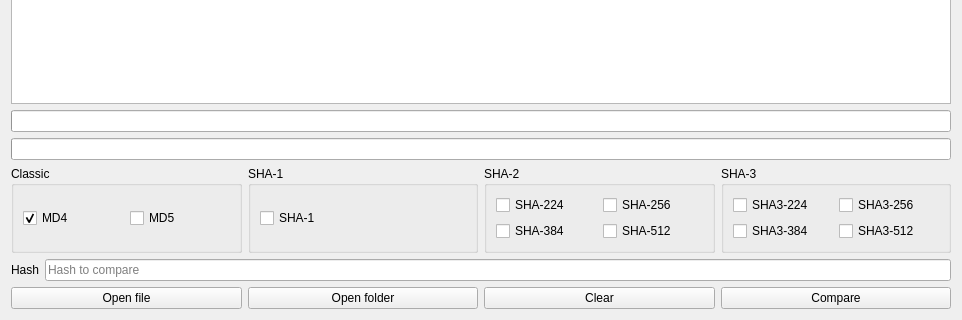
Old version of the form widget.ui in the repository Qt-Widgets/hash-calculator; both pictures show x 0 to 962 and y 301 to 621 of the 962 by 621 pixel window.
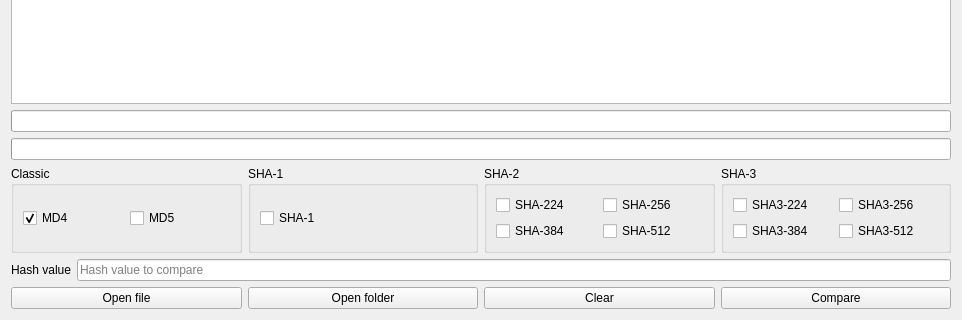
New version of the form.

Patch:
```diff
--- a/widget.ui
+++ b/widget.ui
@@ -181,14 +181,14 @@
      <item>
       <widget class="QLabel" name="label_hash">
        <property name="text">
-        <string>Hash</string>
+        <string>Hash value</string>
        </property>
       </widget>
      </item>
      <item>
       <widget class="QLineEdit" name="lineEdit_hash">
        <property name="placeholderText">
-        <string>Hash to compare</string>
+        <string>Hash value to compare</string>
        </property>
       </widget>
      </item>
```
